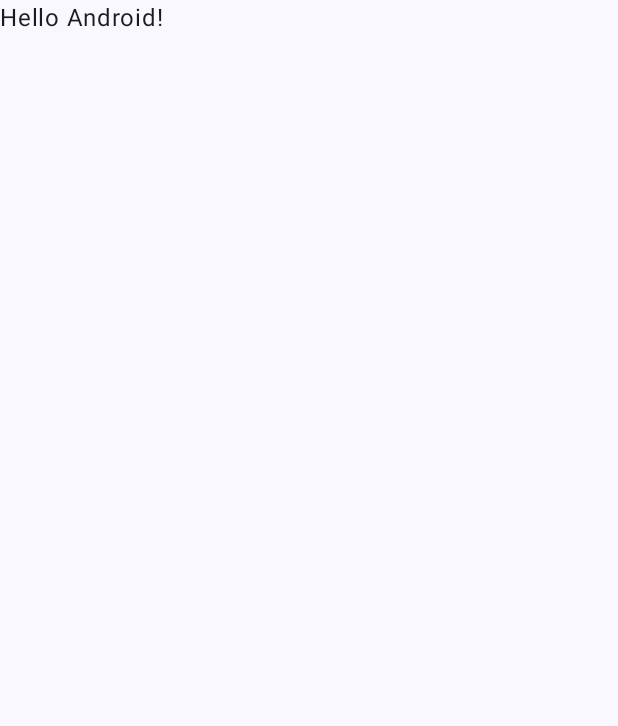
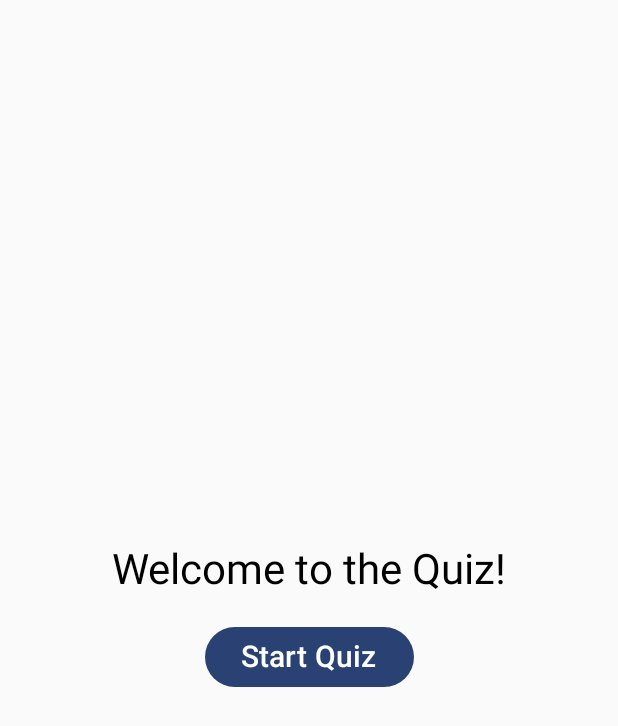
Before and after one commit to shubhamkhandeparker/MultiScreenQuizApp, an Android app built with Jetpack Compose: the screen it shows after launch (MainActivity), on a phone screen of 412 x 824 dp. Before the commit the part shown is almost empty. Shown: the top 726 px of the screen. Run offline under Robolectric (Android 15) with nearby library versions, the phone set to English and light mode, and no system bars.

Commit message:
feat :Refactor app to use the MVVM with a shared viewModel

```diff
--- a/app/build.gradle.kts
+++ b/app/build.gradle.kts
@@ -50,6 +50,8 @@ dependencies {
     implementation(libs.androidx.compose.ui.graphics)
     implementation(libs.androidx.compose.ui.tooling.preview)
     implementation(libs.androidx.compose.material3)
+    implementation("androidx.navigation:navigation-compose:2.7.7")
+    implementation("androidx.lifecycle:lifecycle-viewmodel-compose:2.8.3")
     testImplementation(libs.junit)
     androidTestImplementation(libs.androidx.junit)
     androidTestImplementation(libs.androidx.espresso.core)
--- a/app/src/main/java/com/shubham/multiscreenquiz/MainActivity.kt
+++ b/app/src/main/java/com/shubham/multiscreenquiz/MainActivity.kt
@@ -3,45 +3,200 @@ package com.shubham.multiscreenquiz
 import android.os.Bundle
 import androidx.activity.ComponentActivity
 import androidx.activity.compose.setContent
-import androidx.activity.enableEdgeToEdge
+import androidx.compose.foundation.layout.Arrangement
+import androidx.compose.foundation.layout.Column
+import androidx.compose.foundation.layout.Spacer
 import androidx.compose.foundation.layout.fillMaxSize
+import androidx.compose.foundation.layout.fillMaxWidth
+import androidx.compose.foundation.layout.height
 import androidx.compose.foundation.layout.padding
-import androidx.compose.material3.Scaffold
+import androidx.compose.material3.Button
+import androidx.compose.material3.MaterialTheme
 import androidx.compose.material3.Text
 import androidx.compose.runtime.Composable
+import androidx.compose.runtime.LaunchedEffect
+import androidx.compose.runtime.getValue
+import androidx.compose.runtime.mutableStateOf
+import androidx.compose.runtime.remember
+import androidx.compose.runtime.setValue
+import androidx.compose.ui.Alignment
 import androidx.compose.ui.Modifier
 import androidx.compose.ui.tooling.preview.Preview
+import androidx.compose.ui.unit.dp
+import androidx.compose.ui.unit.sp
+import androidx.lifecycle.ViewModel
+import androidx.lifecycle.viewmodel.compose.viewModel
+import androidx.navigation.NavController
+import androidx.navigation.NavHostController
+import androidx.navigation.compose.NavHost
+import androidx.navigation.compose.composable
+import androidx.navigation.compose.rememberNavController
 import com.shubham.multiscreenquiz.ui.theme.MultiScreenQuizTheme
 
 class MainActivity : ComponentActivity() {
     override fun onCreate(savedInstanceState: Bundle?) {
         super.onCreate(savedInstanceState)
-        enableEdgeToEdge()
         setContent {
             MultiScreenQuizTheme {
-                Scaffold(modifier = Modifier.fillMaxSize()) { innerPadding ->
-                    Greeting(
-                        name = "Android",
-                        modifier = Modifier.padding(innerPadding)
-                    )
-                }
+                //Our entire app's navigation will be managed here
+                AppNavigation()
             }
         }
     }
 }
 
+//This is our main navigation composable
+
 @Composable
-fun Greeting(name: String, modifier: Modifier = Modifier) {
-    Text(
-        text = "Hello $name!",
-        modifier = modifier
+fun AppNavigation() {
+    //1.create the NavController
+    val navController = rememberNavController()
+
+    val quizViewModel: QuizViewModel= viewModel ()
+
+
+
+    //2.Create the NavHost container
+    NavHost(
+        navController = navController,
+        startDestination = "start_screen" //3.Tell it which screen to show first
+
+    ) {
+        //4.Define the "Start" screen
+        composable(route = "start_screen")
+        {
+            StartScreen(navController = navController,
+                viewModel = quizViewModel)
+        }
+
+        //5.Define the "Quiz" screen
+        composable(route = "quiz_screen")
+        {
+            QuizScreen(navController = navController,
+                viewModel = quizViewModel)
+        }
+
+        //6.Define the "Result" screen
+        composable(route = "result_screen")
+        {
+            ResultScreen(navController = navController,
+                viewModel = quizViewModel)
+        }
+
+    }
+}
+
+@Composable
+fun StartScreen(navController: NavController,viewModel: QuizViewModel) {
+    //We'll use a column to center the button on the screen
+    Column(
+        modifier = Modifier.fillMaxSize(),
+        verticalArrangement = Arrangement.Center,
+        horizontalAlignment = Alignment.CenterHorizontally
+    ) {
+        Text(
+            text = "Welcome to the Quiz!",
+            style = MaterialTheme.typography.headlineMedium
+        )
+
+        Spacer(modifier = Modifier.height(16.dp))
+
+
+        Button(onClick = {
+            viewModel.resetQuiz()
+            navController.navigate("quiz_screen")
+        }) {
+
+            Text(text = "Start Quiz", fontSize = 20.sp)
+        }
+    }
+
+}
+
+@Composable
+fun QuizScreen(navController: NavController,viewModel: QuizViewModel) {
+    LaunchedEffect(viewModel.quizFinished) {
+
+        if(viewModel.quizFinished){
+            navController.navigate("result_screen")
+        }
+    }
+
+   val currentQuestion = viewModel.currentQuestion
+    val selectedOption = viewModel.selectedOptionIndex
+
+
+
+    Column(
+        modifier = Modifier
+            .fillMaxSize()
+            .padding(16.dp),
+        verticalArrangement = Arrangement.Center,
+        horizontalAlignment = Alignment.CenterHorizontally
+    ) {
+        Text(
+            text = currentQuestion.text,
+            style = MaterialTheme.typography.headlineSmall
+        )
+
+        Spacer(modifier = Modifier.height(24.dp))
+
+        currentQuestion.options.forEachIndexed { index, option ->
+            Button(
+                onClick = {
+                   viewModel.selectAnswer(index)
+                },
+                modifier = Modifier.fillMaxWidth()
+            )
+            {
+                Text(text = option)
+            }
+            Spacer(modifier = Modifier.height(8.dp))
+
+        }
+        Spacer(modifier = Modifier.height(24.dp))
+
+        Button(
+            onClick = {
+                viewModel.nextQuestionOrFinish()
+            },
+            enabled = selectedOption != -1,
+            modifier = Modifier.fillMaxWidth()
+        )
+        {
+            Text(text = "Next", fontSize = 20.sp)
+        }
+
+    }
+}
+
+@Composable
+fun ResultScreen(navController: NavController,viewModel: QuizViewModel) {
+    Column(
+        modifier = Modifier.fillMaxSize(),
+        verticalArrangement = Arrangement.Center,
+        horizontalAlignment = Alignment.CenterHorizontally
     )
+    {
+        Text(text ="Your Score ${viewModel.score} / 3" ,
+            style = MaterialTheme.typography.headlineMedium)
+
+        Spacer(modifier =Modifier.height(16.dp))
+
+        Button(onClick = {
+            viewModel.resetQuiz()
+            navController.navigate("start_screen")
+        })
+        {
+            Text("Play Again!")
+        }
+    }
 }
 
 @Preview(showBackground = true)
 @Composable
-fun GreetingPreview() {
+fun StartScreenPreview() {
     MultiScreenQuizTheme {
-        Greeting("Android")
+        StartScreen(navController = rememberNavController(),viewModel = viewModel ())
     }
 }
--- /dev/null
+++ b/app/src/main/java/com/shubham/multiscreenquiz/QuizData.kt
@@ -0,0 +1,7 @@
+package com.shubham.multiscreenquiz
+
+data class Question(
+    val text :String,
+    val options :List<String>,
+    val correctAnswerIndex : Int
+)
--- /dev/null
+++ b/app/src/main/java/com/shubham/multiscreenquiz/QuizViewModel.kt
@@ -0,0 +1,77 @@
+package com.shubham.multiscreenquiz
+
+import androidx.compose.runtime.getValue
+import androidx.compose.runtime.mutableStateOf
+import androidx.compose.runtime.setValue
+import androidx.lifecycle.ViewModel
+
+
+class QuizViewModel : ViewModel() {
+
+    val quizQuestions = listOf(
+        Question(
+            text = "What is the main building bloack of a jetpack compose UI ?",
+            options = listOf("Activity", "View", "Composable", "XML"),
+            correctAnswerIndex = 2
+        ),
+
+        Question(
+            text = "Which somposable is used to arrange items vertically ?",
+            options = listOf("Row", "Column", "Box", "Spacer"),
+            correctAnswerIndex = 1
+        ),
+
+        Question(
+            text = "How do you remember a value that cab change (state) ?",
+            options = listOf(
+                "Var myValue = 0",
+                "remember {mutableStateOf(0)",
+                "val myValue = 0",
+                "Button(onClick=...)"
+            ),
+            correctAnswerIndex = 1
+        )
+    )
+
+
+    //---State---
+
+    var currentQuestionIndex by mutableStateOf(0)
+    var selectedOptionIndex by mutableStateOf(-1)
+    var score by mutableStateOf(0)
+    var quizFinished by mutableStateOf(false)
+
+    val currentQuestion: Question
+        get() = quizQuestions[currentQuestionIndex]
+
+
+    //---Event---
+
+    fun selectAnswer(index: Int) {
+        selectedOptionIndex = index
+    }
+
+    fun nextQuestionOrFinish() {
+        //check if the answer is correct and update the score
+
+        if (selectedOptionIndex == currentQuestion.correctAnswerIndex) {
+            score++
+        }
+
+        if (currentQuestionIndex < quizQuestions.size - 1) {
+            currentQuestionIndex++
+            selectedOptionIndex = -1
+        } else {
+            quizFinished = true
+
+        }
+
+    }
+
+    fun resetQuiz(){
+        currentQuestionIndex = 0
+        selectedOptionIndex = -1
+        score = 0
+        quizFinished = false
+    }
+}
```
